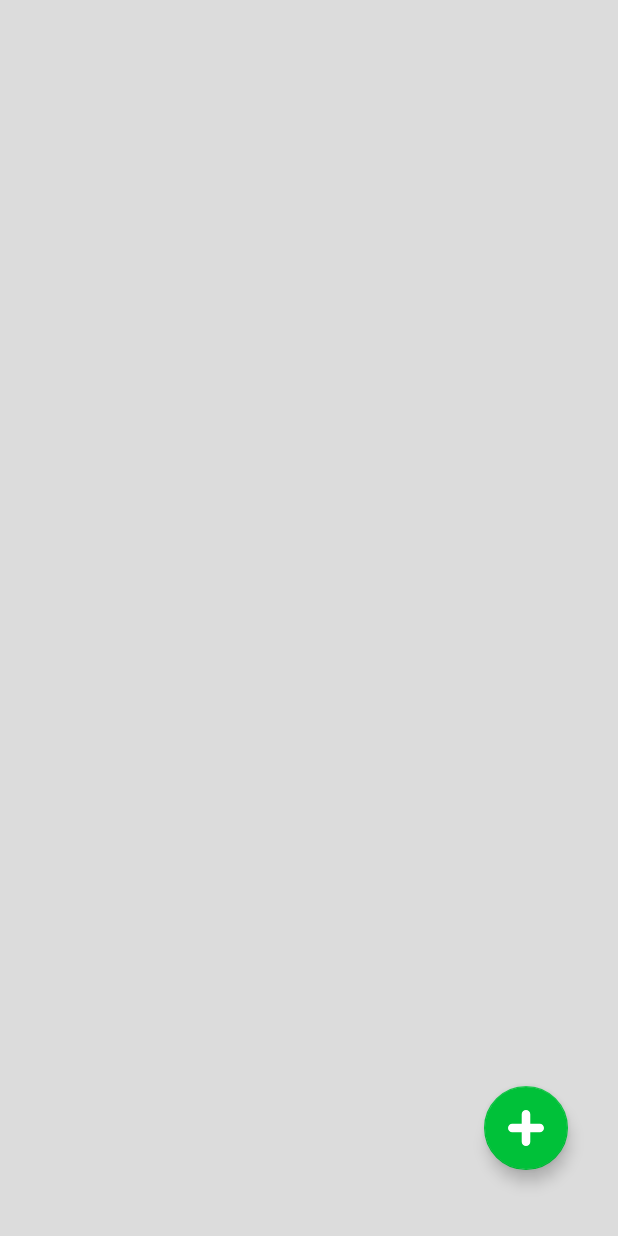
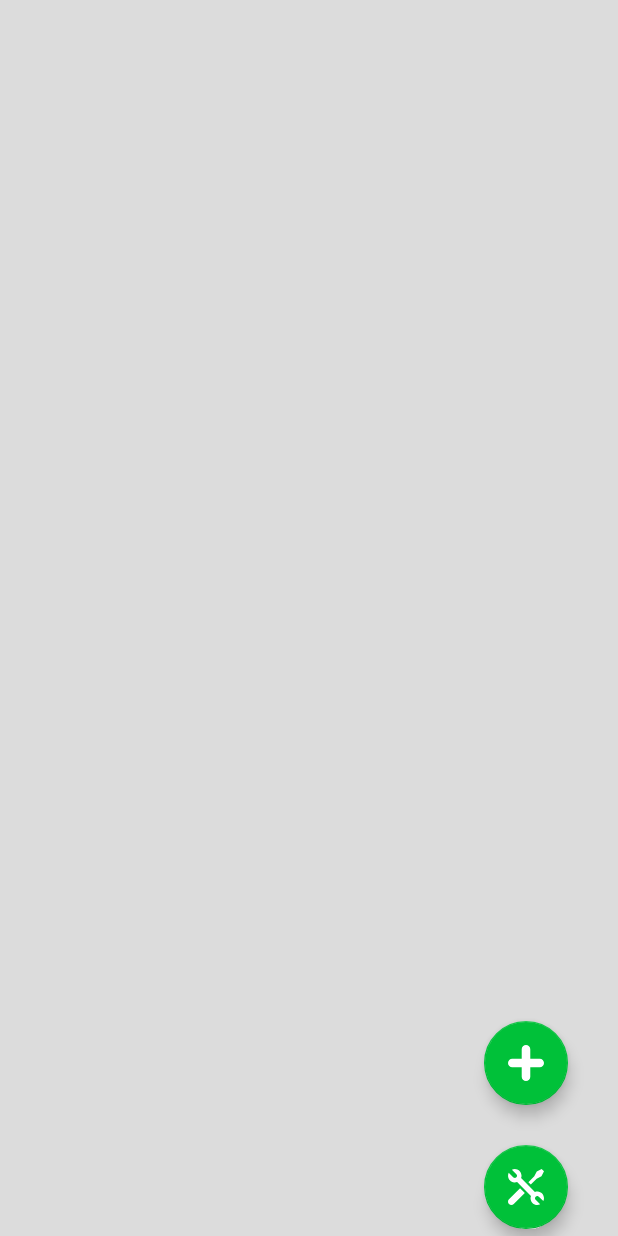
Before and after one commit to nipunsampath/eZ-TopUp, an Android app: the layout carrier_dialog.xml on its own in the app's theme, with its tools: preview values and no code run, on a phone screen of 412 x 824 dp. Run offline under Robolectric (Android 15) with nearby library versions, the phone set to English and light mode, and no system bars.

Commit message:
edit floating action button

```diff
--- /dev/null
+++ b/app/src/main/res/drawable/ic_screwdriver_and_wrench_crossed.xml
@@ -0,0 +1,15 @@
+<vector xmlns:android="http://schemas.android.com/apk/res/android"
+    android:width="512dp"
+    android:height="512dp"
+    android:viewportWidth="486.924"
+    android:viewportHeight="486.924">
+  <path
+      android:pathData="M13.361,409.063c-17.814,17.814 -17.814,46.663 0,64.477c8.907,8.907 20.58,13.345 32.254,13.345s23.347,-4.438 32.254,-13.345l149.717,-149.748l-64.508,-64.447L13.361,409.063z"
+      android:fillColor="#fff"/>
+  <path
+      android:pathData="M387.548,131.577l65.207,-33.714l34.138,-65.997l-31.828,-31.828l-65.967,34.169l-33.774,65.146l-79.312,79.403l32.163,32.224z"
+      android:fillColor="#fff"/>
+  <path
+      android:pathData="M401.835,304.641l-6.141,-0.608c-11.126,0 -21.675,2.28 -31.524,5.928l-187.17,-187.2c3.648,-9.849 5.928,-20.398 5.928,-31.524l-0.608,-6.141c-3.222,-47.454 -42.316,-85.058 -90.59,-85.058c-14.045,0 -27.208,3.435 -39.094,9.12l60.586,60.586c3.192,3.192 5.381,6.961 6.84,10.944c3.982,10.761 1.824,23.347 -6.84,32.041c-5.928,5.928 -13.71,8.907 -21.492,8.907c-3.587,0 -7.144,-0.79 -10.549,-2.067c-3.982,-1.52 -7.752,-3.648 -10.944,-6.87L9.652,52.143c-5.685,11.886 -9.12,25.049 -9.12,39.094c0,48.274 37.604,87.368 85.058,90.59l6.141,0.608c11.126,0 21.675,-2.28 31.524,-5.897l187.139,187.17c-3.587,9.849 -5.867,20.398 -5.867,31.524l0.638,6.141c3.162,47.484 42.286,85.058 90.56,85.058c14.045,0 27.238,-3.374 39.094,-9.12l-60.586,-60.586c-3.162,-3.162 -5.381,-6.961 -6.901,-10.913c-3.982,-10.761 -1.824,-23.377 6.901,-32.071c5.867,-5.928 13.71,-8.907 21.492,-8.907c3.587,0 7.113,0.76 10.579,2.067c3.982,1.49 7.782,3.618 10.913,6.84l60.586,60.586c5.715,-11.917 9.12,-25.049 9.12,-39.094C486.893,346.957 449.289,307.863 401.835,304.641z"
+      android:fillColor="#fff"/>
+</vector>
--- a/app/src/main/res/layout/carrier_dialog.xml
+++ b/app/src/main/res/layout/carrier_dialog.xml
@@ -26,7 +26,7 @@
     </ListView>
 
     <android.support.design.widget.FloatingActionButton
-        android:id="@+id/floatingActionButton"
+        android:id="@+id/newFlotingActionButton"
         android:layout_width="wrap_content"
         android:layout_height="wrap_content"
         android:clickable="true"
@@ -36,8 +36,22 @@
         app:layout_constraintHorizontal_bias="0.906"
         app:layout_constraintStart_toStartOf="parent"
         app:layout_constraintTop_toTopOf="parent"
+        app:layout_constraintVertical_bias="0.886"
+        app:srcCompat="@drawable/plus" />
+
+    <android.support.design.widget.FloatingActionButton
+        android:id="@+id/editFlotingActionButton"
+        android:layout_width="wrap_content"
+        android:layout_height="wrap_content"
+        android:clickable="true"
+        app:backgroundTint="@color/ic_launcher_background"
+        app:layout_constraintBottom_toBottomOf="parent"
+        app:layout_constraintEnd_toEndOf="parent"
+        app:layout_constraintHorizontal_bias="0.906"
+        app:layout_constraintStart_toStartOf="parent"
+        app:layout_constraintTop_toTopOf="@id/newFlotingActionButton"
         app:layout_constraintVertical_bias="0.943"
-        app:srcCompat="@drawable/plus" />
+        app:srcCompat="@drawable/ic_screwdriver_and_wrench_crossed" />
 
 
 </android.support.constraint.ConstraintLayout>
```
Also changed, not shown: app/src/main/res/drawable/eye.png (added).
